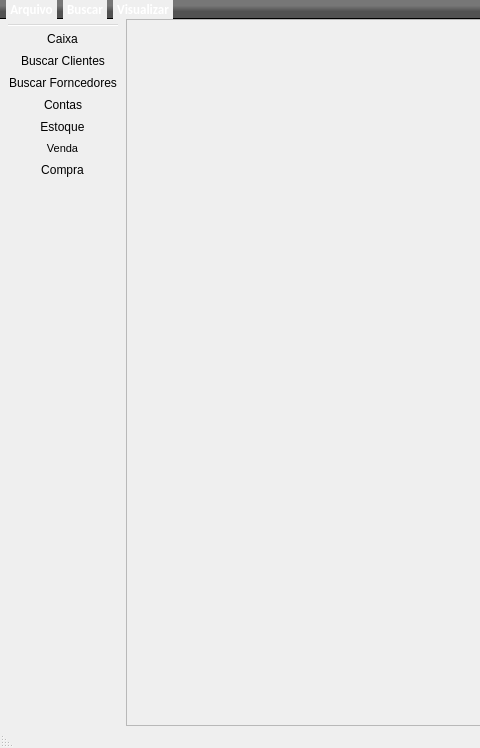
Old version of the form loja/tela_principal.ui in the repository jmessias1725/sexloja; both pictures show x 0 to 480 and y 0 to 748 of the 1044 by 748 pixel window.
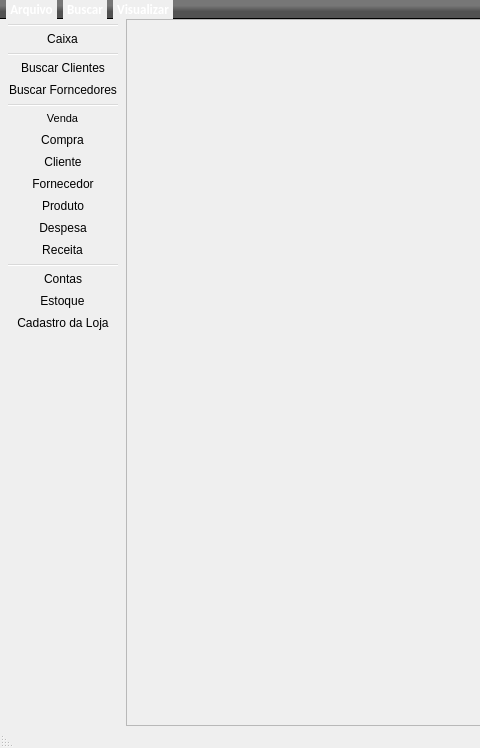
New version of the form. Icons and pictures are not drawn.

```diff
--- a/loja/tela_principal.ui
+++ b/loja/tela_principal.ui
@@ -780,12 +780,21 @@
    </attribute>
    <addaction name="separator"/>
    <addaction name="consultar_caixa"/>
+   <addaction name="separator"/>
    <addaction name="consultar_clientes"/>
    <addaction name="consultar_fornecedores"/>
-   <addaction name="listar_contas"/>
-   <addaction name="Estoque"/>
+   <addaction name="separator"/>
    <addaction name="realizar_venda"/>
    <addaction name="realizar_compra"/>
+   <addaction name="Cadastrar_cliente"/>
+   <addaction name="cadastrar_forncecedor"/>
+   <addaction name="cadastrar_produto"/>
+   <addaction name="adicionar_despesa"/>
+   <addaction name="adicionar_receita"/>
+   <addaction name="separator"/>
+   <addaction name="listar_contas"/>
+   <addaction name="Estoque"/>
+   <addaction name="Cadastro_da_Loja"/>
   </widget>
   <action name="consultar_clientes">
    <property name="icon">
@@ -925,7 +934,31 @@
     <string>Contas</string>
    </property>
    <property name="toolTip">
-    <string>Contas</string>
+    <string>Clique para visualizar as contas.</string>
+   </property>
+  </action>
+  <action name="adicionar_despesa">
+   <property name="icon">
+    <iconset resource="imagens.qrc">
+     <normaloff>:/img/img/despesa.png</normaloff>:/img/img/despesa.png</iconset>
+   </property>
+   <property name="text">
+    <string>Despesa</string>
+   </property>
+   <property name="toolTip">
+    <string>Clique para adicionar uma nova despesa.</string>
+   </property>
+  </action>
+  <action name="adicionar_receita">
+   <property name="icon">
+    <iconset resource="imagens.qrc">
+     <normaloff>:/img/img/ganho.png</normaloff>:/img/img/ganho.png</iconset>
+   </property>
+   <property name="text">
+    <string>Receita</string>
+   </property>
+   <property name="toolTip">
+    <string>Clique para adicionar uma nova receita.</string>
    </property>
   </action>
  </widget>
```
Left out of the diff: 39 changed lines with no effect on the pictures.
